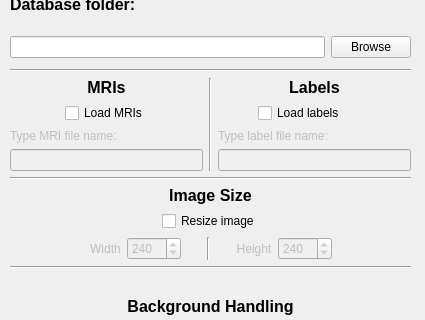
This is GUI.ui in JovianPlanet/mri-dataloader as Qt 5 draws it before an edit; both pictures show x 0 to 425 and y 146 to 466 of the 425 by 618 pixel window. The edited form follows.
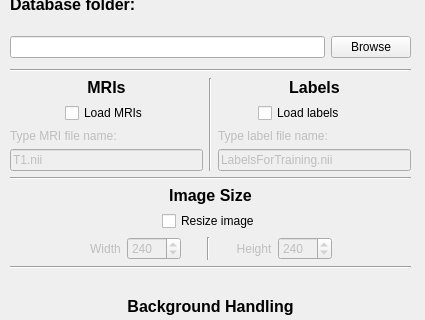
This is the edited form. Icons and pictures are not drawn.

```diff
--- a/GUI.ui
+++ b/GUI.ui
@@ -215,7 +215,7 @@
              <string/>
             </property>
             <property name="text">
-             <string/>
+             <string>T1.nii</string>
             </property>
            </widget>
           </item>
@@ -316,7 +316,7 @@
              <string/>
             </property>
             <property name="text">
-             <string/>
+             <string>LabelsForTraining.nii</string>
             </property>
            </widget>
           </item>
```
Left out of the diff: 4 changed lines with no effect on the pictures.
